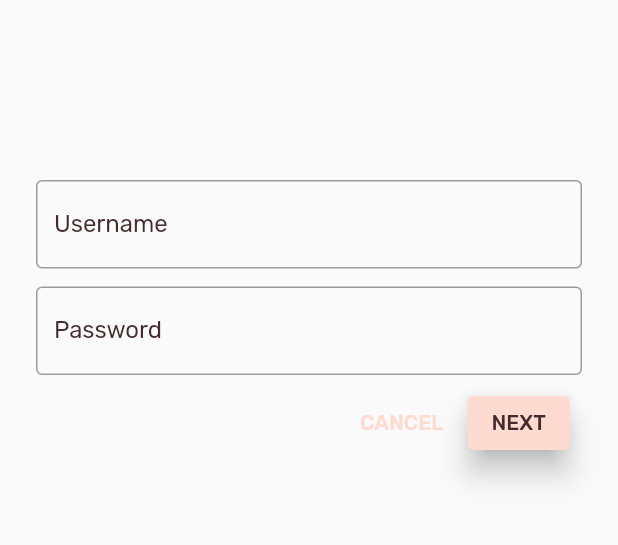
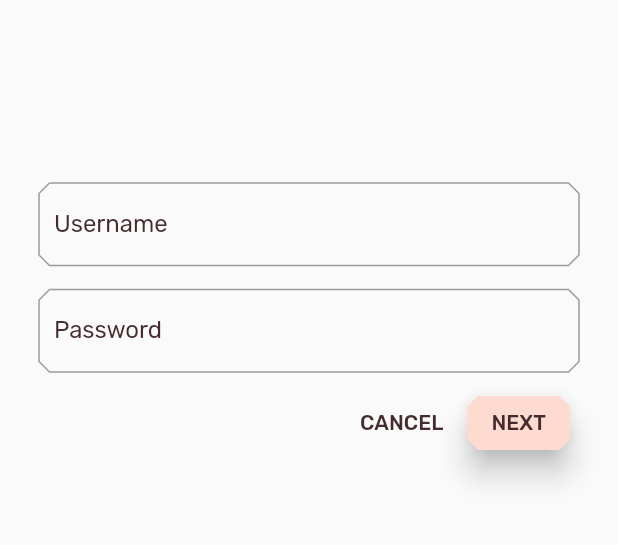
Before and after one commit to abirtarchoun/mdc_100_series3, a Flutter app: the screen it shows after launch, after a tap on "CANCEL", on a phone screen of 412 x 824 dp, the part 237-782 px from its top. Run offline on Flutter 3.47's test engine with Material 2 defaults, Android fonts, the phone set to English and light mode, and no system bars.

Commit message:
add formes

```diff
--- a/lib/app.dart
+++ b/lib/app.dart
@@ -13,6 +13,7 @@
 // limitations under the License.
 
 import 'package:flutter/material.dart';
+import 'supplemental/cut_corners_border.dart';
 
 import 'home.dart';
 import 'login.dart';
@@ -69,14 +70,15 @@ ThemeData _buildShrineTheme() {
     textSelectionTheme: const TextSelectionThemeData(
       selectionColor: kShrinePink100,
     ),
-      inputDecorationTheme: const InputDecorationTheme(
-      focusedBorder: OutlineInputBorder(
+    // TODO: Decorate the inputs (103)
+    inputDecorationTheme: const InputDecorationTheme(
+      focusedBorder: CutCornersBorder(
         borderSide: BorderSide(
           width: 2.0,
           color: kShrineBrown900,
         ),
       ),
-      border: OutlineInputBorder(),
+      border: CutCornersBorder(), // Replace code
     ),
   );
 }
--- a/lib/login.dart
+++ b/lib/login.dart
@@ -89,6 +89,16 @@ class _LoginPageState extends State<LoginPage> {
                 // TODO: Add a beveled rectangular border to CANCEL (103)
                 TextButton(
                   child: const Text('CANCEL'),
+                  style: ButtonStyle(
+                    foregroundColor: MaterialStateProperty.all(
+                      Theme.of(context).colorScheme.secondary,
+                    ),
+                    shape: MaterialStateProperty.all(
+                      const BeveledRectangleBorder(
+                        borderRadius: BorderRadius.all(Radius.circular(7.0)),
+                      ),
+                    ),
+                  ),
                   onPressed: () {
                     _usernameController.clear();
                     _passwordController.clear();
@@ -100,6 +110,11 @@ class _LoginPageState extends State<LoginPage> {
                   child: const Text('NEXT'),
                   style: ButtonStyle(
                     elevation: MaterialStateProperty.all(8.0),
+                    shape: MaterialStateProperty.all(
+                      const BeveledRectangleBorder(
+                        borderRadius: BorderRadius.all(Radius.circular(7.0)),
+                      ),
+                    ),
                   ),
 
                   onPressed: () {
```
